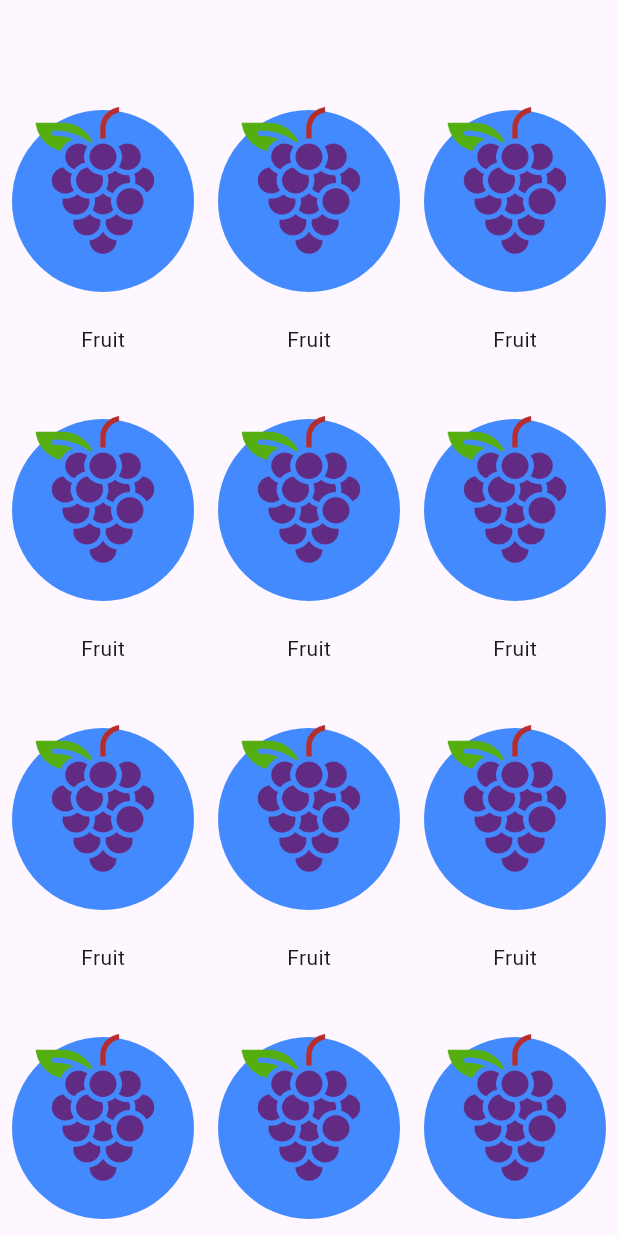
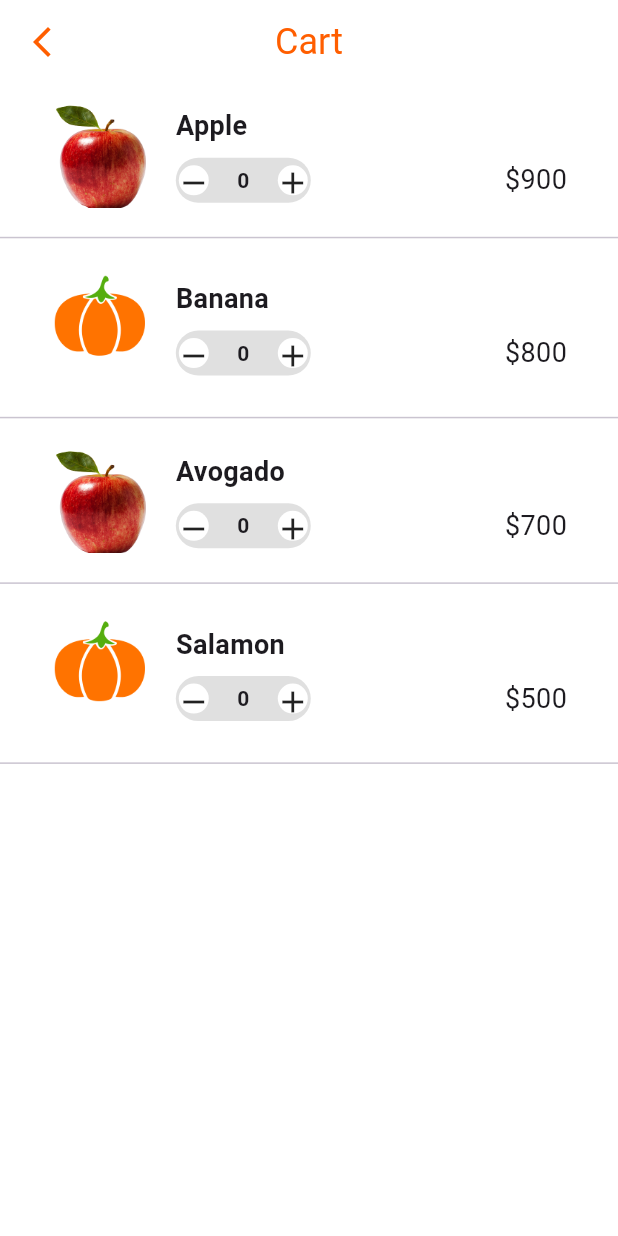
Before and after one commit to ranamohyy/retail_app_training_cis, a Flutter app: the screen it shows after launch, on a phone screen of 412 x 824 dp. Run offline on Flutter 3.47's test engine with Material 3 defaults, Android fonts, the phone set to English and light mode, and no system bars; our stand-ins replace flutter_svg.

Commit message:
add screens

```diff
--- /dev/null
+++ b/lib/features/home_nav/screens/cart/view.dart
@@ -0,0 +1,48 @@
+import 'package:flutter/material.dart';
+
+import '../../../widgets/cart_item.dart';
+class CartScreen extends StatelessWidget {
+   CartScreen({super.key});
+  List<String>fruitName=["Apple","Banana", "Avogado","Salamon"];
+  List<String>fruitImage=["assets/images/apple.png",
+    "assets/images/vagtables.png",
+    "assets/images/apple.png",
+    "assets/images/vagtables.png"];
+  List<String>prices=[r"$900",r"$800",r"$700",r"$500"];
+
+  @override
+  Widget build(BuildContext context) {
+    return Scaffold(
+      backgroundColor: Colors.white,
+      appBar: AppBar(
+        elevation: 0,
+        scrolledUnderElevation: 0,
+        backgroundColor: Colors.white,
+        title: Text(
+          "Cart",
+          style: TextStyle(
+            fontSize: 24,
+            fontWeight: FontWeight.w400,
+            color: Color(0xffFF5E00),
+          ),
+        ),
+        centerTitle: true,
+        leading: GestureDetector(
+          onTap: () {},
+          child: Icon(
+            Icons.arrow_back_ios_new,
+            color: Color(0xffFF5E00),
+          ),
+        ),
+      ),
+      body: ListView.builder(
+          itemBuilder: (context, index) =>CartItem(
+            fruitName: fruitName[index],
+            fruitImage:fruitImage[index] ,
+            fruitPrice:prices[index] ,
+          ),
+          itemCount: prices.length),
+
+    );
+  }
+}
--- a/lib/features/home_nav/screens/categories/view.dart
+++ b/lib/features/home_nav/screens/categories/view.dart
@@ -7,6 +7,7 @@ class CategoriesScreen extends StatelessWidget {
   @override
   Widget build(BuildContext context) {
     return Scaffold(
+      backgroundColor: Colors.grey.shade200,
       appBar: AppBar(),
       body: GridView.builder(
           itemCount:15,
--- /dev/null
+++ b/lib/features/widgets/cart_item.dart
@@ -0,0 +1,60 @@
+
+import 'package:flutter/material.dart';
+import 'package:hello_flutter/features/widgets/counter.dart';
+class CartItem extends StatelessWidget {
+   CartItem({super.key,required this.fruitImage,required this.fruitName,required this.fruitPrice});
+  String fruitImage;
+  String fruitName;
+  String fruitPrice;
+  @override
+  Widget build(BuildContext context) {
+    return Dismissible(
+      direction: DismissDirection.endToStart,
+      key: UniqueKey(),
+      background: Container(
+        alignment: Alignment.centerRight,
+        color: Colors.red,
+        child: Icon(Icons.delete,color: Colors.white,size: 50,),
+      ),
+      child: Column(
+        children: [
+          Container(
+            margin: EdgeInsets.symmetric(vertical: 12),
+            padding: EdgeInsets.only(left: 34,right: 34),
+            child: Row(
+              spacing: 18,
+              children: [
+                Expanded(
+                    child: Image.asset(fruitImage)),
+                Expanded(
+                  flex: 4,
+                  child: Column(
+                    spacing: 8,
+                    crossAxisAlignment: CrossAxisAlignment.stretch,
+                    children: [
+                    Text(fruitName,
+                      style: TextStyle(
+                      fontSize: 18,fontWeight: FontWeight.bold,
+                    ),),
+                    Row(
+                      mainAxisAlignment: MainAxisAlignment.spaceBetween,
+                      children: [
+                        Counter(),
+                      Text(
+                       fruitPrice,
+                        style: TextStyle(fontSize: 18,fontWeight: FontWeight.w400),),
+                    ],)
+
+                  ],),
+                )
+
+              ],
+
+            ),
+          ),
+          Divider()
+        ],
+      ),
+    );
+  }
+}
--- a/lib/features/widgets/categories_item.dart
+++ b/lib/features/widgets/categories_item.dart
@@ -16,7 +16,7 @@ class CategoriesItem extends StatelessWidget {
       spacing: 12,
       children: [
         CircleAvatar(
-          radius: 70,
+          radius: 40,
           backgroundColor: backgroundColor,
           child: Image.asset(image),
         ),
--- /dev/null
+++ b/lib/features/widgets/counter.dart
@@ -0,0 +1,64 @@
+import 'package:flutter/material.dart';
+class Counter extends StatefulWidget {
+  const Counter({super.key});
+
+  @override
+  State<Counter> createState() => _CounterState();
+}
+
+class _CounterState extends State<Counter> {
+  int counter=0;
+  @override
+  Widget build(BuildContext context) {
+    return  Container(
+      width: 90,
+      height:30,
+    decoration: BoxDecoration(
+      color: Colors.grey.shade300,
+      borderRadius: BorderRadius.circular(30)
+    ),
+
+    child: Row(
+      mainAxisAlignment: MainAxisAlignment.spaceBetween,
+      children: [
+      GestureDetector(
+        onTap: () {
+          setState(() {
+            if(counter==0){
+              return;
+            }
+            counter--;
+          });
+        },
+        child: Container(
+          height: 20,
+          decoration: BoxDecoration(
+            color: Colors.white,
+            shape: BoxShape.circle
+          ),
+          child: Icon(Icons.remove),
+        ),
+      ),
+      Text("$counter",style: TextStyle(fontWeight: FontWeight.bold),),
+      GestureDetector(
+        onTap: () {
+          setState(() {
+            counter++;
+
+          });
+        },
+        child: Container(
+          height: 20,
+          decoration: BoxDecoration(
+            color:Colors.white,
+            shape: BoxShape.circle
+          ),
+          child: Icon(Icons.add),
+        ),
+      )
+
+    ],),
+    );
+
+  }
+}
--- a/lib/main.dart
+++ b/lib/main.dart
@@ -1,7 +1,6 @@
 import 'package:flutter/material.dart';
-import 'features/home_nav/screens/categories/view.dart';
+import 'features/home_nav/screens/cart/view.dart';
 import 'features/home_nav/view.dart';
-import 'features/sign_up/view.dart';
 void main() {
   runApp(MyApp());
 }
@@ -11,7 +10,7 @@ class MyApp extends StatelessWidget {
   Widget build(BuildContext context) {
     return MaterialApp(
       debugShowCheckedModeBanner:false ,
-      home: CategoriesScreen()
+      home: CartScreen()
     );
   }
 }
```
Also changed, not shown: lib/features/home_nav/screens/favorite/view.dart (added, +9 -0 lines), lib/features/home_nav/screens/home_page/view.dart (added, +47 -0 lines), lib/features/home_nav/screens/profile/view.dart (added, +9 -0 lines), lib/features/home_nav/view.dart (+42 -44 lines).
